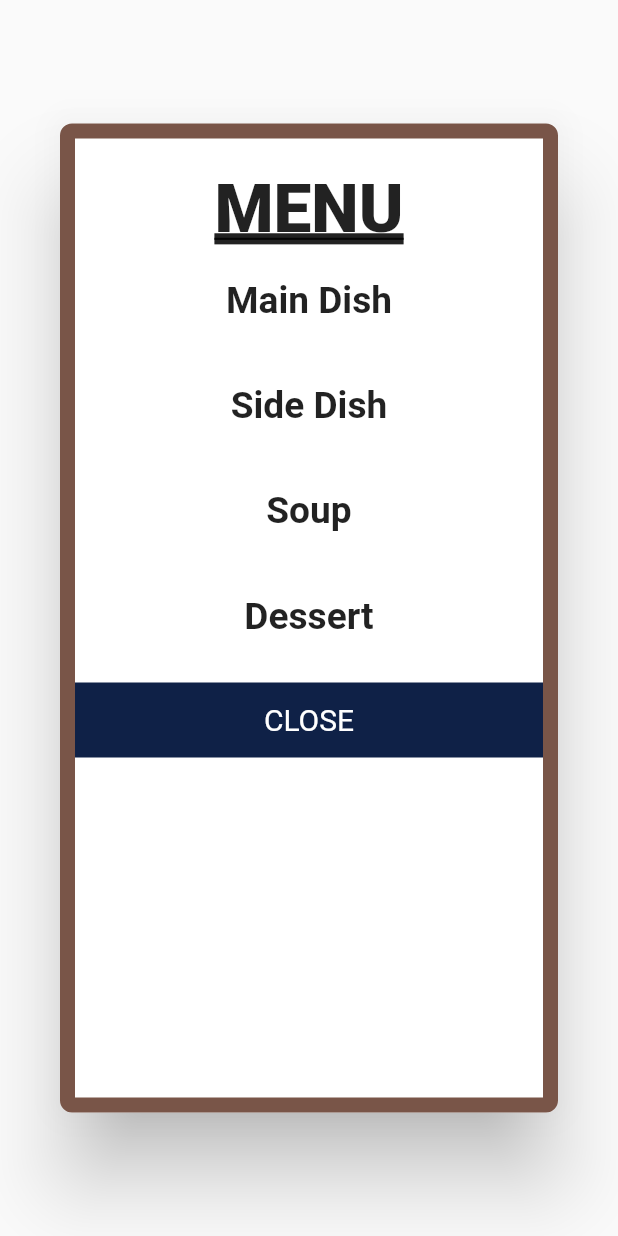
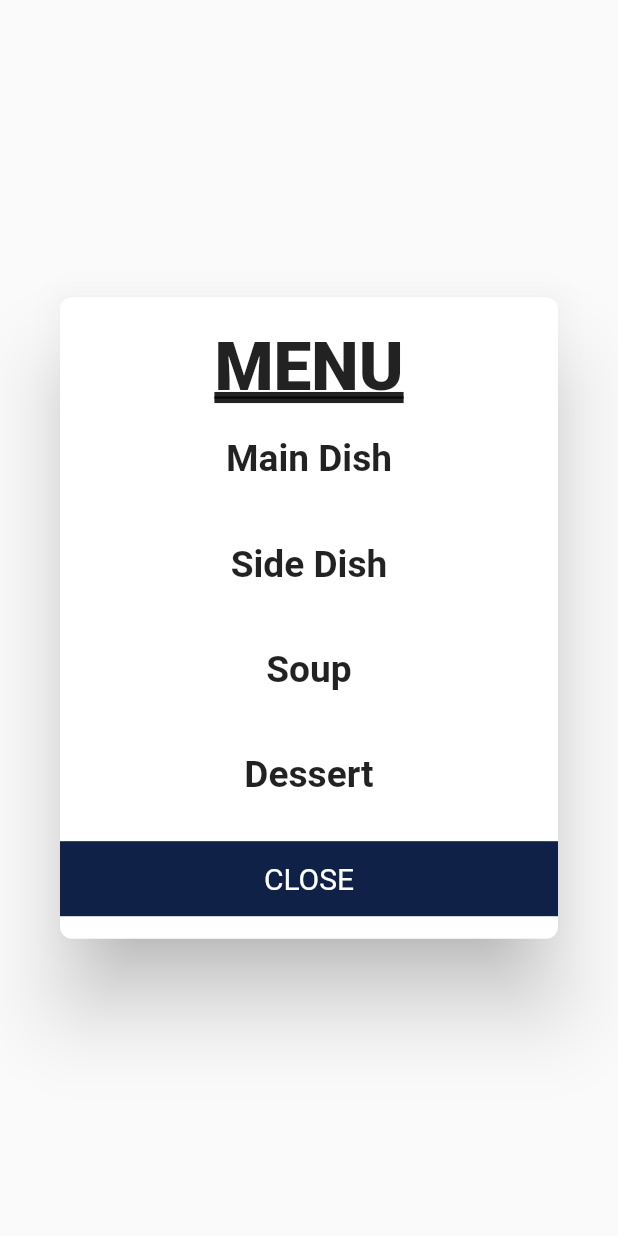
Before and after one commit to Nhat180/NetcompanyOfficeTool, a Flutter app: the MenuDialog widget shown alone on an empty page, opened directly with empty values, on a phone screen of 412 x 824 dp. Run offline on Flutter 3.47's test engine with Material 2 defaults, Android fonts, the light colour scheme and no system bars; our stand-ins replace animate_do, cloud_firestore, firebase_auth, firebase_core, flutter_secure_storage, flutter_swiper_null_safety and 4 more; accounts and stored records are empty.

Commit message:
Remove dialog border

```diff
--- a/lib/dialog/menu_dialog.dart
+++ b/lib/dialog/menu_dialog.dart
@@ -29,10 +29,8 @@ class MenuDialog extends StatelessWidget {
               ),
               child: Container(
                 width: MediaQuery.of(context).size.width - 20,
-                height: 80.h,
                 decoration: BoxDecoration(
-                    border: Border.all(color: Colors.brown, width: 10),
-                    borderRadius: BorderRadius.circular(8)
+                  borderRadius: BorderRadius.circular(8),
                 ),
                 child: SingleChildScrollView(
                   child: Column(
```
